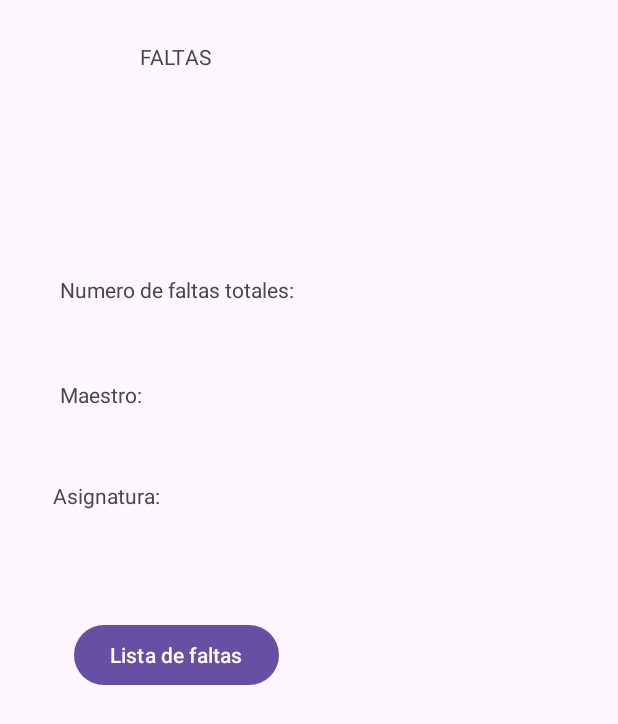
After one commit to MkBadKarma/TFGponerFaltas, an Android app: the FaltasInfoAlumno screen opened directly, with no data from a screen before it, on a phone screen of 412 x 824 dp. The commit adds this screen. Shown: the top 724 px of the screen. Run offline under Robolectric (Android 15) with nearby library versions, the phone set to English and light mode, and no system bars; our stand-ins replace Firebase (no records; nobody signed in at launch, a user with empty details on screens opened directly).

Commit message:
cada alumno puede ver sus propias faltas totales de cada asignatura

```diff
--- a/app/src/main/AndroidManifest.xml
+++ b/app/src/main/AndroidManifest.xml
@@ -24,6 +24,9 @@
             android:name=".MaestroClases"
             android:exported="false" />
         <activity
+            android:name=".FaltasInfoAlumno"
+            android:exported="false"/>
+        <activity
             android:name=".AlumnoAsignaturas"
             android:exported="false" />
         <activity
--- /dev/null
+++ b/app/src/main/java/com/ponerfaltas/FaltasInfoAlumno.java
@@ -0,0 +1,91 @@
+package com.ponerfaltas;
+
+import android.os.Bundle;
+import android.util.Log;
+import android.widget.TextView;
+
+import androidx.appcompat.app.AppCompatActivity;
+
+import com.google.firebase.auth.FirebaseAuth;
+import com.google.firebase.auth.FirebaseUser;
+import com.google.firebase.firestore.FirebaseFirestore;
+import com.google.firebase.firestore.QueryDocumentSnapshot;
+
+public class FaltasInfoAlumno extends AppCompatActivity {
+    private static final String TAG = "FaltasInfoAlumno";
+    private TextView textView1, textView2, textView3, textView4;
+
+    @Override
+    protected void onCreate(Bundle savedInstanceState) {
+        super.onCreate(savedInstanceState);
+        setContentView(R.layout.activity_faltas_info_alumno);
+
+        textView1 = findViewById(R.id.textView1);
+        textView2 = findViewById(R.id.textView2);
+        textView3 = findViewById(R.id.textView3);
+        textView4 = findViewById(R.id.textView4);
+
+        // Obtener la asignatura seleccionada del Intent
+        String selectedSubject = getIntent().getStringExtra("selectedSubject");
+
+        loadFaltasInfo(selectedSubject);
+    }
+
+    private void loadFaltasInfo(String selectedSubject) {
+        FirebaseUser user = FirebaseAuth.getInstance().getCurrentUser();
+
+        if (user != null) {
+            String userId = user.getUid();
+
+            FirebaseFirestore.getInstance()
+                    .collection("student")
+                    .whereEqualTo("student_id", userId)
+                    .get()
+                    .addOnCompleteListener(userTask -> {
+                        if (userTask.isSuccessful() && !userTask.getResult().isEmpty()) {
+                            String userName = userTask.getResult().getDocuments().get(0).getString("nombre");
+
+                            Log.d(TAG, "User ID: " + userId);
+                            Log.d(TAG, "User Name: " + userName);
+
+                            FirebaseFirestore.getInstance()
+                                    .collection("Faltas")
+                                    .whereEqualTo("nombre_alumno", userName)
+                                    .whereEqualTo("asignatura", selectedSubject)
+                                    .get()
+                                    .addOnCompleteListener(task -> {
+                                        if (task.isSuccessful()) {
+                                            int totalFaltas = 0;
+
+                                            for (QueryDocumentSnapshot document : task.getResult()) {
+                                                String nombreMaestro = document.getString("nombre_maestro");
+                                                String asignatura = document.getString("asignatura");
+                                                String numeroFaltas = document.getString("numero_faltas");
+
+                                                updateViews(nombreMaestro, asignatura, numeroFaltas);
+
+                                                totalFaltas += Integer.parseInt(numeroFaltas);
+                                            }
+
+                                            textView2.setText("Numero de faltas totales: " + totalFaltas);
+                                        } else {
+                                            Log.d(TAG, "Error getting documents: ", task.getException());
+                                        }
+                                    });
+                        } else {
+                            Log.d(TAG, "Error getting user document or user not found");
+                        }
+                    });
+        }
+    }
+
+
+
+
+    private void updateViews(String nombreMaestro, String asignatura, String numeroFaltas) {
+        // Actualizar las vistas con la información de la falta
+        textView3.setText("Maestro: " + nombreMaestro);
+        textView4.setText("Asignatura: " + asignatura);
+        textView2.setText("Número de faltas: " + numeroFaltas);
+    }
+}
--- a/app/src/main/java/com/ponerfaltas/ListadoAlumnos.java
+++ b/app/src/main/java/com/ponerfaltas/ListadoAlumnos.java
@@ -44,7 +44,6 @@ public class ListadoAlumnos extends AppCompatActivity {
             }
         });
 
-        // Load students for the selected class
         String selectedClass = getIntent().getStringExtra("selectedClass");
         if (selectedClass != null) {
             loadStudents(selectedClass);
@@ -81,6 +80,8 @@ public class ListadoAlumnos extends AppCompatActivity {
         intent.putExtra("selectedTeacherId", selectedTeacherId);
         intent.putExtra("selectedClass", selectedClass);
         intent.putExtra("selectedStudentId", selectedStudentId);
+        intent.putExtra("studentName", selectedStudentId);
         startActivity(intent);
     }
+
 }
--- /dev/null
+++ b/app/src/main/res/layout/activity_faltas_info_alumno.xml
@@ -0,0 +1,69 @@
+<?xml version="1.0" encoding="utf-8"?>
+<androidx.constraintlayout.widget.ConstraintLayout xmlns:android="http://schemas.android.com/apk/res/android"
+    xmlns:app="http://schemas.android.com/apk/res-auto"
+    xmlns:tools="http://schemas.android.com/tools"
+    android:layout_width="match_parent"
+    android:layout_height="match_parent"
+    tools:context=".FaltasInfoAlumno">
+
+    <TextView
+        android:id="@+id/textView1"
+        android:layout_width="226dp"
+        android:layout_height="0dp"
+        android:layout_marginTop="28dp"
+        android:layout_marginBottom="101dp"
+        android:text="FALTAS"
+        app:layout_constraintBottom_toTopOf="@+id/textView2"
+        app:layout_constraintEnd_toEndOf="parent"
+        app:layout_constraintStart_toStartOf="parent"
+        app:layout_constraintTop_toTopOf="parent" />
+
+    <TextView
+        android:id="@+id/textView2"
+        android:layout_width="0dp"
+        android:layout_height="0dp"
+        android:layout_marginStart="40dp"
+        android:layout_marginEnd="40dp"
+        android:layout_marginBottom="15dp"
+        android:text="Numero de faltas totales: "
+        app:layout_constraintBottom_toTopOf="@+id/textView3"
+        app:layout_constraintEnd_toEndOf="parent"
+        app:layout_constraintStart_toStartOf="parent"
+        app:layout_constraintTop_toBottomOf="@+id/textView1" />
+
+    <TextView
+        android:id="@+id/textView3"
+        android:layout_width="0dp"
+        android:layout_height="0dp"
+        android:layout_marginBottom="13dp"
+        android:text="Maestro: "
+        app:layout_constraintBottom_toTopOf="@+id/textView4"
+        app:layout_constraintEnd_toEndOf="@+id/textView4"
+        app:layout_constraintStart_toStartOf="@+id/textView2"
+        app:layout_constraintTop_toBottomOf="@+id/textView2" />
+
+    <TextView
+        android:id="@+id/textView4"
+        android:layout_width="0dp"
+        android:layout_height="0dp"
+        android:layout_marginStart="35dp"
+        android:layout_marginEnd="35dp"
+        android:layout_marginBottom="38dp"
+        android:text="Asignatura: "
+        app:layout_constraintBottom_toTopOf="@+id/button"
+        app:layout_constraintEnd_toEndOf="parent"
+        app:layout_constraintStart_toStartOf="parent"
+        app:layout_constraintTop_toBottomOf="@+id/textView3" />
+
+    <Button
+        android:id="@+id/button"
+        android:layout_width="wrap_content"
+        android:layout_height="wrap_content"
+        android:layout_marginStart="49dp"
+        android:layout_marginBottom="363dp"
+        android:text="Lista de faltas"
+        app:layout_constraintBottom_toBottomOf="parent"
+        app:layout_constraintStart_toStartOf="parent"
+        app:layout_constraintTop_toBottomOf="@+id/textView4" />
+
+</androidx.constraintlayout.widget.ConstraintLayout>
```
Also changed, not shown: app/src/main/java/com/ponerfaltas/AgregarFaltasActivity.java (+16 -3 lines), app/src/main/java/com/ponerfaltas/AlumnoAsignaturas.java (+9 -2 lines).
